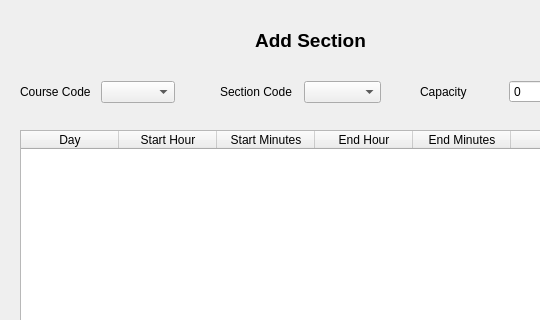
Qt form PreRegistrationGui/dialogsection.ui (ritaaoun/Preregistration) before a commit; both pictures show x 0 to 540 and y 0 to 320 of the 628 by 499 pixel window.
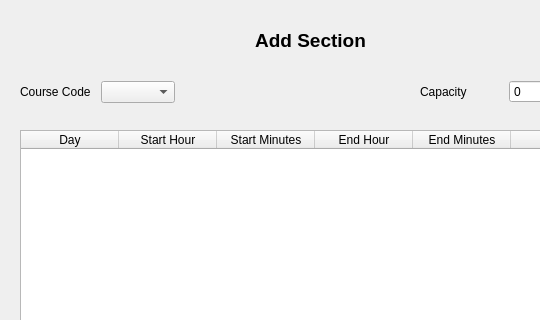
The same form after that commit.

What changed in the file:
```diff
--- a/PreRegistrationGui/dialogsection.ui
+++ b/PreRegistrationGui/dialogsection.ui
@@ -153,7 +153,7 @@
     </item>
    </layout>
   </widget>
-  <widget class="QWidget" name="layoutWidget">
+  <widget class="QWidget" name="widgetCourseCode" native="true">
    <property name="geometry">
     <rect>
      <x>20</x>
@@ -175,28 +175,6 @@
     </item>
    </layout>
   </widget>
-  <widget class="QWidget" name="layoutWidget_2">
-   <property name="geometry">
-    <rect>
-     <x>220</x>
-     <y>80</y>
-     <width>161</width>
-     <height>24</height>
-    </rect>
-   </property>
-   <layout class="QHBoxLayout" name="horizontalLayout_3">
-    <item>
-     <widget class="QLabel" name="label_section">
-      <property name="text">
-       <string>Section Code</string>
-      </property>
-     </widget>
-    </item>
-    <item>
-     <widget class="QComboBox" name="cbSectionNumber"/>
-    </item>
-   </layout>
-  </widget>
  </widget>
  <resources/>
  <connections/>
```
Left out of the diff: 2 changed lines with no effect on the pictures.
